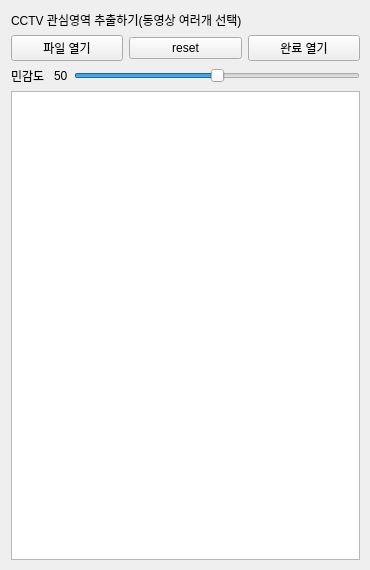
Before: the Qt Designer form rsc/ui/cctv.ui in polnet13/kimAI, drawn with Qt 5.
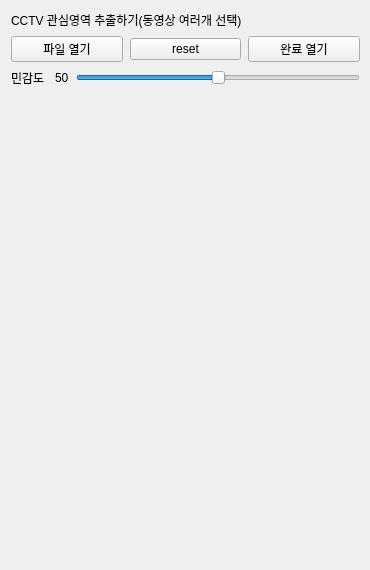
After: the same form once the commit is applied.

```diff
--- a/rsc/ui/cctv.ui
+++ b/rsc/ui/cctv.ui
@@ -22,7 +22,13 @@
      <height>571</height>
     </rect>
    </property>
-   <layout class="QVBoxLayout" name="verticalLayout">
+   <layout class="QVBoxLayout" name="verticalLayout" stretch="1,1,1,0,9">
+    <property name="spacing">
+     <number>7</number>
+    </property>
+    <property name="sizeConstraint">
+     <enum>QLayout::SetDefaultConstraint</enum>
+    </property>
     <property name="leftMargin">
      <number>11</number>
     </property>
@@ -37,6 +43,12 @@
     </property>
     <item>
      <widget class="QLabel" name="label_2">
+      <property name="sizePolicy">
+       <sizepolicy hsizetype="Preferred" vsizetype="Fixed">
+        <horstretch>0</horstretch>
+        <verstretch>0</verstretch>
+       </sizepolicy>
+      </property>
       <property name="text">
        <string>CCTV 관심영역 추출하기(동영상 여러개 선택)</string>
       </property>
@@ -44,6 +56,9 @@
     </item>
     <item>
      <layout class="QHBoxLayout" name="horizontalLayout">
+      <property name="sizeConstraint">
+       <enum>QLayout::SetMinimumSize</enum>
+      </property>
       <item>
        <widget class="QPushButton" name="btn_multi_open">
         <property name="text">
@@ -108,10 +123,24 @@
      </layout>
     </item>
     <item>
-     <widget class="QTextBrowser" name="textBrowser_multi"/>
+     <spacer name="verticalSpacer">
+      <property name="orientation">
+       <enum>Qt::Vertical</enum>
+      </property>
+      <property name="sizeHint" stdset="0">
+       <size>
+        <width>20</width>
+        <height>10</height>
+       </size>
+      </property>
+     </spacer>
     </item>
     <item>
-     <layout class="QVBoxLayout" name="vLayout_dongzip_statusbar"/>
+     <layout class="QVBoxLayout" name="vLayout_dongzip_statusbar">
+      <property name="sizeConstraint">
+       <enum>QLayout::SetMaximumSize</enum>
+      </property>
+     </layout>
     </item>
    </layout>
   </widget>
```
